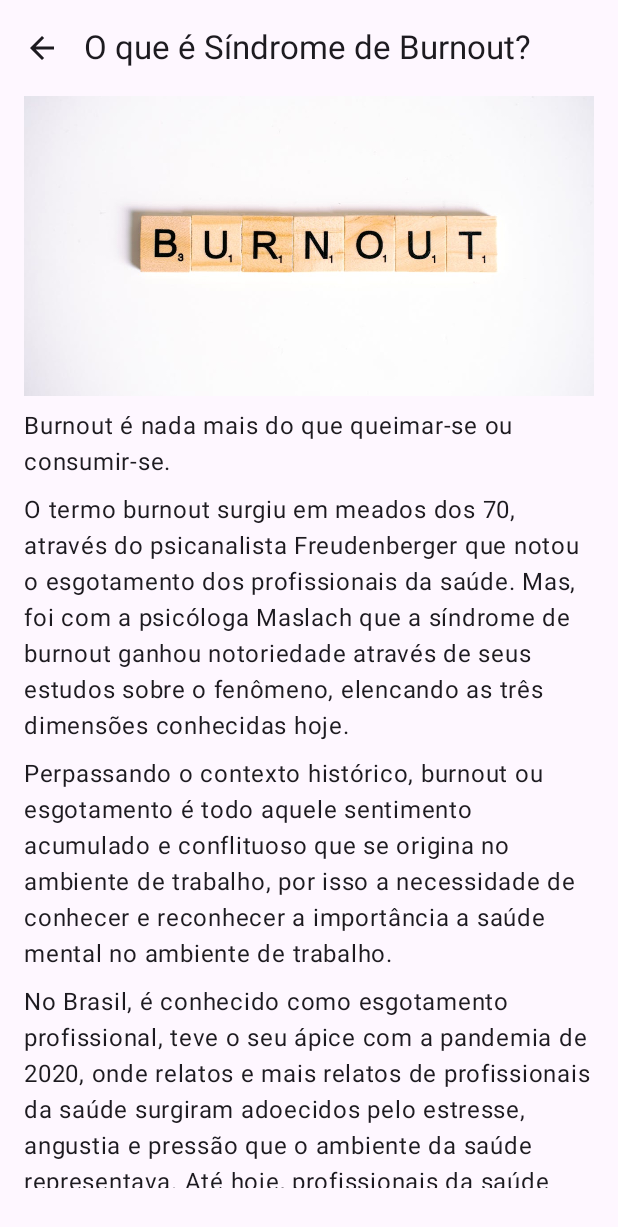
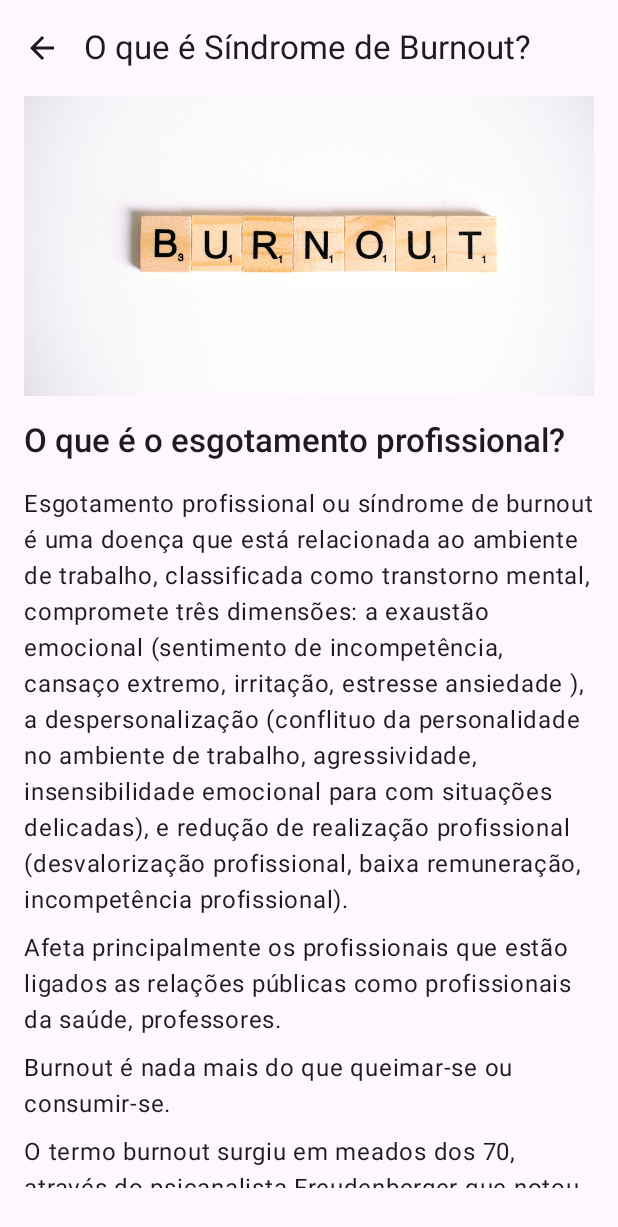
Before and after one commit to janssenbatista/enfburnout, an Android app built with Jetpack Compose: the screen it shows after launch (MainActivity), after a tap on "O que é?", on a phone screen of 412 x 824 dp. Shown: the top 1227 px of the screen. Run offline under Robolectric (Android 15) with nearby library versions, the phone set to English and light mode, and no system bars; our stand-ins replace Voyager.

Commit message:
feat: add next texts in WhatIsScreen

```diff
--- a/app/src/main/java/dev/janssenbatista/enfburnout/features/whatis/WhatIsScreen.kt
+++ b/app/src/main/java/dev/janssenbatista/enfburnout/features/whatis/WhatIsScreen.kt
@@ -42,6 +42,9 @@ object WhatIsScreen : Screen {
                     .fillMaxWidth(),
                 contentScale = ContentScale.Crop
             )
+            Subtitle(text = stringResource(R.string.burnout_content_subtitle))
+            Text(text = stringResource(R.string.burnout_content_00))
+            Text(text = stringResource(R.string.burnout_content_01))
             Text(text = stringResource(R.string.burnout_content_1))
             Text(text = stringResource(R.string.burnout_content_2))
             Text(text = stringResource(R.string.burnout_content_3))
--- a/app/src/main/res/values/strings.xml
+++ b/app/src/main/res/values/strings.xml
@@ -36,4 +36,7 @@
     <string name="menu">Menu</string>
     <string name="about_app_content">Este aplicativo é direcionado para os profissionais da área da saúde, professores e acadêmicos da saúde. A finalidade desse aplicativo é a informação quanto ao esgotamento profissional. Cujo a incidência de casos tem se mostrado mais alarmante nas últimas décadas. Além disso, a disseminação do conteúdo e da abrangência que Sindrome de Burnout apresenta.</string>
     <string name="contacts">Contatos</string>
+    <string name="burnout_content_subtitle">O que é o esgotamento profissional?</string>
+    <string name="burnout_content_00">Esgotamento profissional ou síndrome de burnout é uma doença que está relacionada ao ambiente de trabalho, classificada como transtorno mental, compromete três dimensões: a exaustão emocional (sentimento de incompetência, cansaço extremo, irritação, estresse ansiedade ), a despersonalização (conflituo da personalidade no ambiente de trabalho, agressividade, insensibilidade emocional para com situações delicadas), e redução de realização profissional (desvalorização profissional, baixa remuneração, incompetência profissional).</string>
+    <string name="burnout_content_01">Afeta principalmente os profissionais que estão ligados as relações públicas como profissionais da saúde, professores.</string>
 </resources>
```
